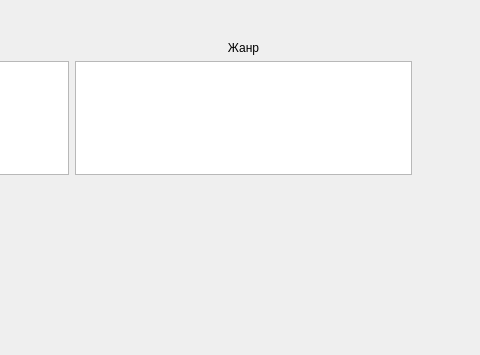
First picture: the form in userWidget.ui, repository ViktorGrishin/Library, before the edit; both pictures show x 819 to 1299 and y 0 to 355 of the 1299 by 699 pixel window.
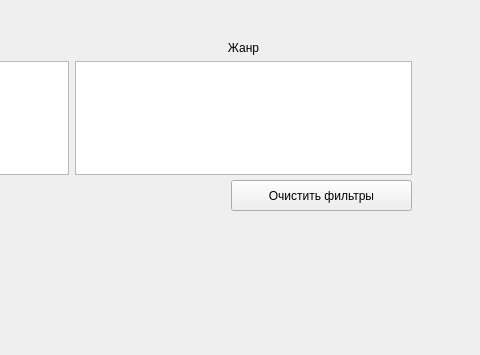
Second picture: the form after the edit.

Commit message: Добавил кнопку сброса фильтров

Patch:
```diff
--- a/userWidget.ui
+++ b/userWidget.ui
@@ -164,6 +164,19 @@
      </item>
     </layout>
    </widget>
+   <widget class="QPushButton" name="clearFilterBtn">
+    <property name="geometry">
+     <rect>
+      <x>1050</x>
+      <y>180</y>
+      <width>181</width>
+      <height>31</height>
+     </rect>
+    </property>
+    <property name="text">
+     <string>Очистить фильтры</string>
+    </property>
+   </widget>
   </widget>
   <widget class="QStatusBar" name="statusbar"/>
  </widget>
```
The commit also changes 4 other files.
